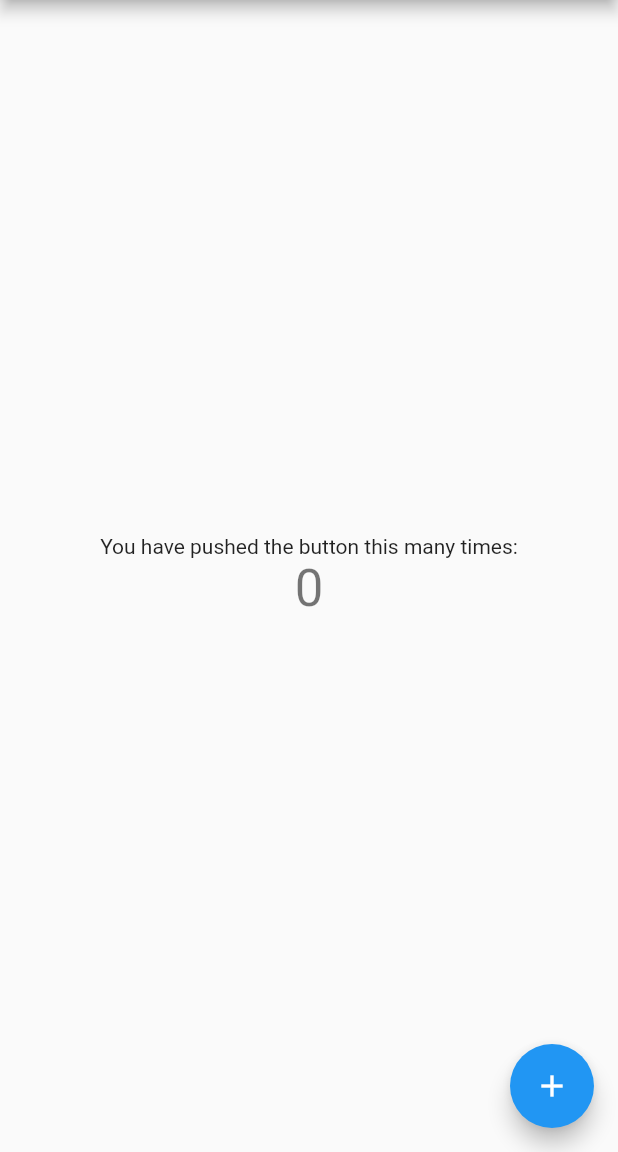
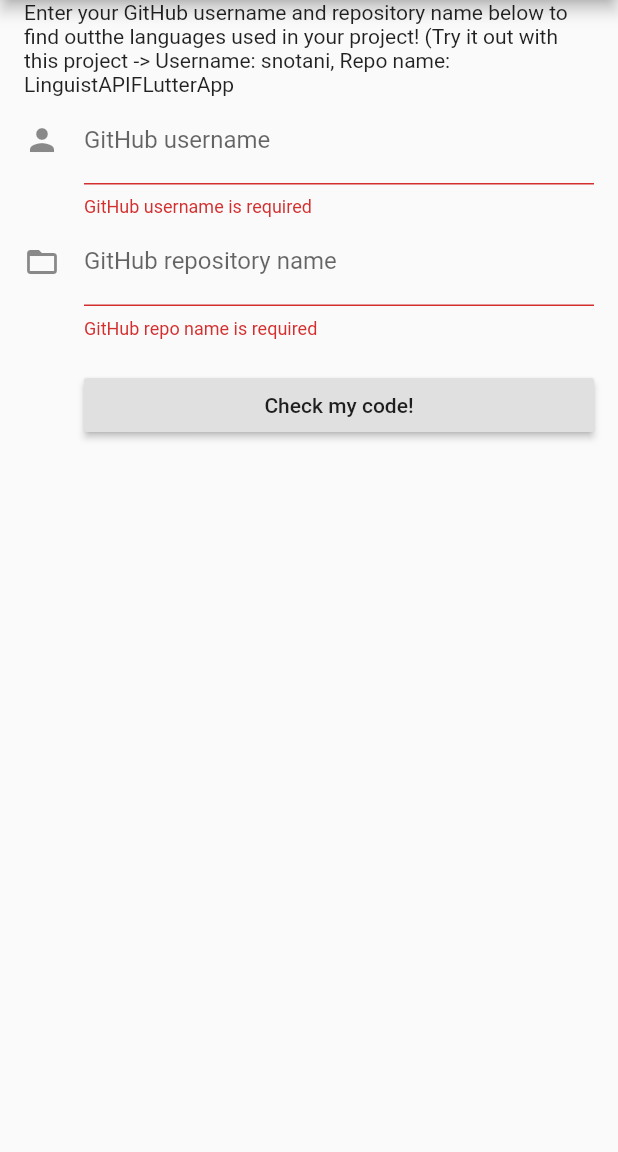
Before and after one commit to snotani/GitHubAPIFlutterApp, a Flutter app: the screen it shows after launch, on a phone screen of 412 x 824 dp, the part 84-1236 px from its top. Run offline on Flutter 3.47's test engine with Material 2 defaults, Android fonts, the phone set to English and light mode, and no system bars.

Commit message:
Implemented userData and Form

```diff
--- /dev/null
+++ b/lib/linguist_data.dart
@@ -0,0 +1,39 @@
+// To parse this JSON data, do
+//
+//     final post = postFromJson(jsonString);
+
+import 'dart:convert';
+
+Post postFromJson(String str) {
+  final jsonData = json.decode(str);
+  return Post.fromJson(jsonData);
+}
+
+String postToJson(Post data) {
+  final dyn = data.toJson();
+  return json.encode(dyn);
+}
+
+class Post {
+  int dart;
+  int objectiveC;
+  int java;
+
+  Post({
+    this.dart,
+    this.objectiveC,
+    this.java,
+  });
+
+  factory Post.fromJson(Map<String, dynamic> json) => new Post(
+    dart: json["Dart"],
+    objectiveC: json["Objective-C"],
+    java: json["Java"],
+  );
+
+  Map<String, dynamic> toJson() => {
+    "Dart": dart,
+    "Objective-C": objectiveC,
+    "Java": java,
+  };
+}
--- a/lib/main.dart
+++ b/lib/main.dart
@@ -1,4 +1,6 @@
 import 'package:flutter/material.dart';
+import 'user_data.dart';
+import 'linguist_data.dart';
 
 void main() => runApp(MyApp());
 
@@ -9,15 +11,6 @@ class MyApp extends StatelessWidget {
     return MaterialApp(
       title: 'Flutter Demo',
       theme: ThemeData(
-        // This is the theme of your application.
-        //
-        // Try running your application with "flutter run". You'll see the
-        // application has a blue toolbar. Then, without quitting the app, try
-        // changing the primarySwatch below to Colors.green and then invoke
-        // "hot reload" (press "r" in the console where you ran "flutter run",
-        // or simply save your changes to "hot reload" in a Flutter IDE).
-        // Notice that the counter didn't reset back to zero; the application
-        // is not restarted.
         primarySwatch: Colors.blue,
       ),
       home: MyHomePage(title: 'Flutter Demo Home Page'),
@@ -28,15 +21,6 @@ class MyApp extends StatelessWidget {
 class MyHomePage extends StatefulWidget {
   MyHomePage({Key key, this.title}) : super(key: key);
 
-  // This widget is the home page of your application. It is stateful, meaning
-  // that it has a State object (defined below) that contains fields that affect
-  // how it looks.
-
-  // This class is the configuration for the state. It holds the values (in this
-  // case the title) provided by the parent (in this case the App widget) and
-  // used by the build method of the State. Fields in a Widget subclass are
-  // always marked "final".
-
   final String title;
 
   @override
@@ -44,68 +28,64 @@ class MyHomePage extends StatefulWidget {
 }
 
 class _MyHomePageState extends State<MyHomePage> {
-  int _counter = 0;
-
-  void _incrementCounter() {
-    setState(() {
-      // This call to setState tells the Flutter framework that something has
-      // changed in this State, which causes it to rerun the build method below
-      // so that the display can reflect the updated values. If we changed
-      // _counter without calling setState(), then the build method would not be
-      // called again, and so nothing would appear to happen.
-      _counter++;
-    });
-  }
+  final GlobalKey<FormState> _formKey = new GlobalKey<FormState>();
+  UserData newUser = new UserData();
 
   @override
   Widget build(BuildContext context) {
-    // This method is rerun every time setState is called, for instance as done
-    // by the _incrementCounter method above.
-    //
-    // The Flutter framework has been optimized to make rerunning build methods
-    // fast, so that you can just rebuild anything that needs updating rather
-    // than having to individually change instances of widgets.
-    return Scaffold(
-      appBar: AppBar(
-        // Here we take the value from the MyHomePage object that was created by
-        // the App.build method, and use it to set our appbar title.
-        title: Text(widget.title),
+    return new Scaffold(
+      appBar: new AppBar(
+        title: new Text(widget.title),
       ),
-      body: Center(
-        // Center is a layout widget. It takes a single child and positions it
-        // in the middle of the parent.
-        child: Column(
-          // Column is also layout widget. It takes a list of children and
-          // arranges them vertically. By default, it sizes itself to fit its
-          // children horizontally, and tries to be as tall as its parent.
-          //
-          // Invoke "debug painting" (press "p" in the console, choose the
-          // "Toggle Debug Paint" action from the Flutter Inspector in Android
-          // Studio, or the "Toggle Debug Paint" command in Visual Studio Code)
-          // to see the wireframe for each widget.
-          //
-          // Column has various properties to control how it sizes itself and
-          // how it positions its children. Here we use mainAxisAlignment to
-          // center the children vertically; the main axis here is the vertical
-          // axis because Columns are vertical (the cross axis would be
-          // horizontal).
-          mainAxisAlignment: MainAxisAlignment.center,
-          children: <Widget>[
-            Text(
-              'You have pushed the button this many times:',
-            ),
-            Text(
-              '$_counter',
-              style: Theme.of(context).textTheme.display1,
-            ),
-          ],
-        ),
-      ),
-      floatingActionButton: FloatingActionButton(
-        onPressed: _incrementCounter,
-        tooltip: 'Increment',
-        child: Icon(Icons.add),
-      ), // This trailing comma makes auto-formatting nicer for build methods.
+      body: new SafeArea(
+          top: false,
+          bottom: false,
+          child: new Form(
+              key: _formKey,
+              autovalidate: true,
+              child: new ListView(
+                padding: const EdgeInsets.symmetric(horizontal: 16.0),
+                children: <Widget>[
+                  new Text("Enter your GitHub username and repository name below to find out"
+                      "the languages used in your project! "
+                      "(Try it out with this project -> "
+                      "Username: snotani, Repo name: LinguistAPIFLutterApp"),
+                  new TextFormField(
+                    decoration: const InputDecoration(
+                      icon: const Icon(Icons.person),
+                      hintText: 'Enter your GitHub username',
+                      labelText: 'GitHub username',
+                    ),
+                    validator: (val) => val.isEmpty ? 'GitHub username is required' : null,
+                    onSaved: (val) => newUser.username = val,
+                  ),
+                  new TextFormField(
+                    decoration: const InputDecoration(
+                      icon: const Icon(Icons.folder_open),
+                      hintText: 'Enter your GitHub repository name (case sensitive)',
+                      labelText: 'GitHub repository name',
+                    ),
+                    validator: (val) => val.isEmpty ? 'GitHub repo name is required' : null,
+                    onSaved: (val) => newUser.repoName = val,
+                  ),
+                  new Container(
+                      padding: const EdgeInsets.only(left: 40.0, top: 20.0),
+                      child: new RaisedButton(
+                        child: const Text('Check my code!'),
+                        onPressed: _submitForm,
+                      )),
+                ],
+              ))),
     );
   }
+
+  void _submitForm() {
+    String url = 'https://api.github.com/repos/' + newUser.username + '/'
+    + newUser.repoName + '/languages';
+
+    Future<Post> getPost() async{
+      final response = await http.get('$url/1');
+      return postFromJson(response.body);
+    }
+  }
 }
--- /dev/null
+++ b/lib/user_data.dart
@@ -0,0 +1,5 @@
+
+class UserData{
+  String username;
+  String repoName;
+}
```
Also changed, not shown: 2 other files.
